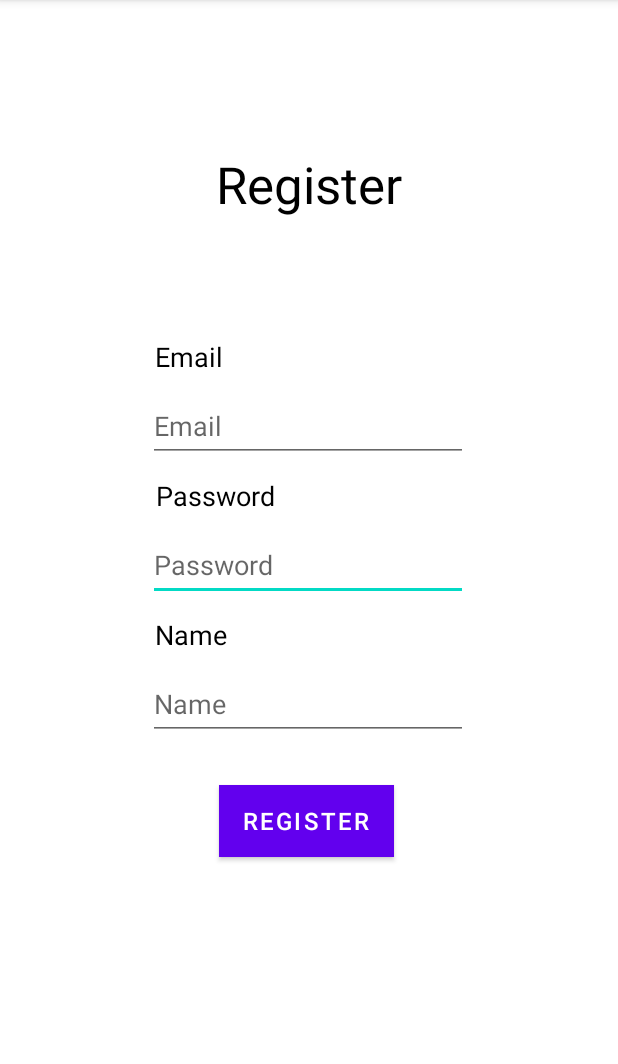
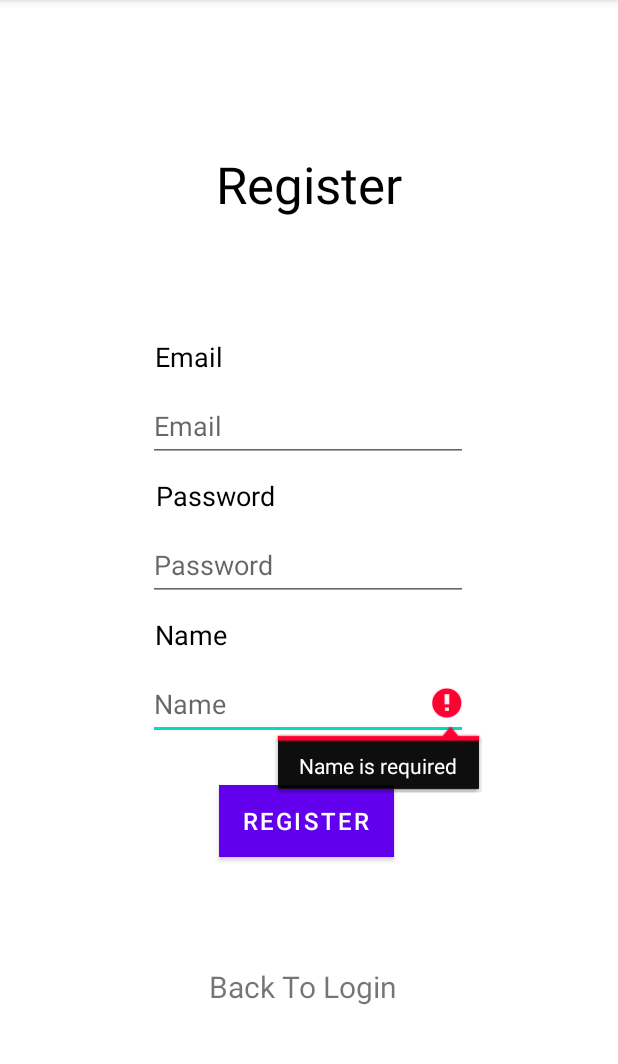
Before and after one commit to Mechr0Maniac/OPSC7312_POE, an Android app: the UserRegister screen opened directly, with no data from a screen before it, after a tap on "REGISTER", on a phone screen of 412 x 824 dp, the part 84-1148 px from its top. Run offline under Robolectric (Android 15) with nearby library versions, the light colour scheme and no system bars; our stand-ins replace Firebase (no records; nobody signed in at launch, a user with empty details on screens opened directly); 2 statements that could not run were skipped.

Commit message:
Added Firebase Login +Linked to Firebase

```diff
--- a/app/build.gradle
+++ b/app/build.gradle
@@ -1,5 +1,6 @@
 plugins {
     id 'com.android.application'
+    id 'com.google.gms.google-services'
 }
 
 android {
@@ -33,6 +34,8 @@ dependencies {
     implementation 'com.google.android.material:material:1.3.0'
     implementation 'androidx.constraintlayout:constraintlayout:2.0.4'
     implementation 'com.google.android.gms:play-services-maps:18.0.0'
+    implementation 'com.google.firebase:firebase-auth:21.0.1'
+    implementation 'com.google.firebase:firebase-database:20.0.2'
     testImplementation 'junit:junit:4.+'
     androidTestImplementation 'androidx.test.ext:junit:1.1.2'
     androidTestImplementation 'androidx.test.espresso:espresso-core:3.3.0'
--- a/app/src/main/java/com/example/opsc7312_poe/UserRegister.java
+++ b/app/src/main/java/com/example/opsc7312_poe/UserRegister.java
@@ -3,39 +3,129 @@ package com.example.opsc7312_poe;
 import androidx.annotation.NonNull;
 import androidx.appcompat.app.AppCompatActivity;
 
+import android.content.Intent;
 import android.os.Bundle;
+import android.util.Patterns;
 import android.view.View;
 import android.widget.Button;
 import android.widget.EditText;
+import android.widget.ProgressBar;
+import android.widget.TextView;
 import android.widget.Toast;
 
-public class UserRegister extends AppCompatActivity {
+import com.google.android.gms.tasks.OnCompleteListener;
+import com.google.android.gms.tasks.Task;
+import com.google.firebase.auth.AuthResult;
+import com.google.firebase.auth.FirebaseAuth;
+import com.google.firebase.database.FirebaseDatabase;
 
-    private EditText email;
-    private EditText pass;
-    private Button regButton;
+public class UserRegister extends AppCompatActivity implements View.OnClickListener {
+
+    private TextView btnRegister,banner;
+    private EditText editRegEmail, editRegPass,edtRegName;
+    private ProgressBar progressBar;
+
+    private FirebaseAuth mAuth;
 
     @Override
     protected void onCreate(Bundle savedInstanceState) {
         super.onCreate(savedInstanceState);
         setContentView(R.layout.activity_user_register);
 
-        email = findViewById(R.id.edtRegEmail);
-        pass = findViewById(R.id.edtRegPass);
-        regButton = findViewById(R.id.btnRegister);
+        mAuth =FirebaseAuth.getInstance();
 
-        regButton.setOnClickListener(new View.OnClickListener() {
-            @Override
-            public void onClick(View v) {
-                String emailReg = email.getText().toString();
-                String passReg = pass.getText().toString();
+        banner =(TextView) findViewById(R.id.banner);
+        banner.setOnClickListener(this);
 
-                RegisterNew(emailReg, passReg);
-            }
-        });
+        btnRegister =(Button) findViewById(R.id.btnRegister);
+        btnRegister.setOnClickListener(this);
+
+        editRegEmail=(EditText) findViewById(R.id.edtUser);
+        editRegPass=(EditText) findViewById(R.id.edtPass);
+        edtRegName=(EditText) findViewById(R.id.edtRegName);
+
+        progressBar = (ProgressBar) findViewById(R.id.progressBar);
     }
 
     private void RegisterNew(String email, String password){
 
     }
+
+    @Override
+    public void onClick(View v) {
+        switch (v.getId()){
+
+            case R.id.banner:
+                startActivity(new Intent(this, MainActivity.class));
+                break;
+            case R.id.btnRegister:
+                registerUser();
+                break;
+        }
+    }
+    private void registerUser(){
+        String email=editRegEmail.getText().toString().trim();
+        String password= editRegPass.getText().toString().trim();
+        String name=edtRegName.getText().toString().trim();
+
+        if(name.isEmpty()){
+            edtRegName.setError(("Name is required"));
+            edtRegName.requestFocus();
+            return;
+        }
+
+        if(email.isEmpty()){
+            editRegEmail.setError("Email is required");
+            editRegEmail.requestFocus();
+            return;
+        }
+        if(!Patterns.EMAIL_ADDRESS.matcher(email).matches()){
+            editRegEmail.setError("Please provide a valid email");
+            editRegEmail.requestFocus();
+            return;
+        }
+
+        if(password.isEmpty()){
+            editRegPass.setError("Password is required");
+            editRegPass.requestFocus();
+            return;
+        }
+
+        if(password.length()<6){
+            editRegPass.setError("Min password length should be 6 characters");
+            editRegPass.requestFocus();
+            return;
+        }
+
+        progressBar.setVisibility(View.VISIBLE);
+
+        mAuth.createUserWithEmailAndPassword(email,password)
+                .addOnCompleteListener(new OnCompleteListener<AuthResult>() {
+                    @Override
+                    public void onComplete(@NonNull Task<AuthResult> task) {
+                        if(task.isSuccessful()){
+                            User user =new User(name,email);
+
+                            FirebaseDatabase.getInstance().getReference("Users")
+                                    .child(FirebaseAuth.getInstance().getCurrentUser().getUid())
+                                    .setValue(user).addOnCompleteListener(new OnCompleteListener<Void>() {
+                                @Override
+                                public void onComplete(@NonNull Task<Void> task) {
+                                    if(task.isSuccessful()){
+                                        Toast.makeText(UserRegister.this, "User has been Registered succesfully", Toast.LENGTH_LONG).show();
+                                        progressBar.setVisibility(View.GONE);
+                                    }else{
+                                        Toast.makeText(UserRegister.this, "Failed to register, please try again", Toast.LENGTH_LONG).show();
+                                        progressBar.setVisibility(View.GONE);
+                                    }
+                                }
+                            });
+                        }else{
+                            Toast.makeText(UserRegister.this, "Failed to register, please try again", Toast.LENGTH_LONG).show();
+                            progressBar.setVisibility(View.GONE);
+                        }
+                    }
+                });
+
+    }
 }
--- a/app/src/main/res/layout/activity_user_register.xml
+++ b/app/src/main/res/layout/activity_user_register.xml
@@ -124,6 +124,28 @@
         app:layout_constraintStart_toStartOf="parent"
         app:layout_constraintTop_toBottomOf="@+id/edtRegName" />
 
+    <ProgressBar
+        android:id="@+id/progressBar2"
+        style="?android:attr/progressBarStyle"
+        android:layout_width="wrap_content"
+        android:layout_height="wrap_content"
+        android:visibility="gone"
+        app:layout_constraintBottom_toBottomOf="parent"
+        app:layout_constraintEnd_toEndOf="parent"
+        app:layout_constraintStart_toStartOf="parent"
+        app:layout_constraintTop_toTopOf="parent" />
+
+    <TextView
+        android:id="@+id/banner"
+        android:layout_width="133dp"
+        android:layout_height="51dp"
+        android:text="Back To Login"
+        android:textSize="20sp"
+        app:layout_constraintBottom_toBottomOf="parent"
+        app:layout_constraintEnd_toEndOf="parent"
+        app:layout_constraintStart_toStartOf="parent"
+        app:layout_constraintTop_toBottomOf="@+id/btnRegister" />
+
     <!-- <androidx.appcompat.widget.Toolbar
         android:id="@+id/toolbar2"
         android:layout_width="0dp"
--- a/build.gradle
+++ b/build.gradle
@@ -6,6 +6,7 @@ buildscript {
     }
     dependencies {
         classpath "com.android.tools.build:gradle:7.0.3"
+        classpath 'com.google.gms:google-services:4.3.10'
 
         // NOTE: Do not place your application dependencies here; they belong
         // in the individual module build.gradle files
```
Also changed, not shown: app/src/main/java/com/example/opsc7312_poe/MainActivity.java (+80 -28 lines), app/src/main/java/com/example/opsc7312_poe/User.java (added, +16 -0 lines), app/src/main/res/layout/activity_main.xml (+11 -0 lines).
